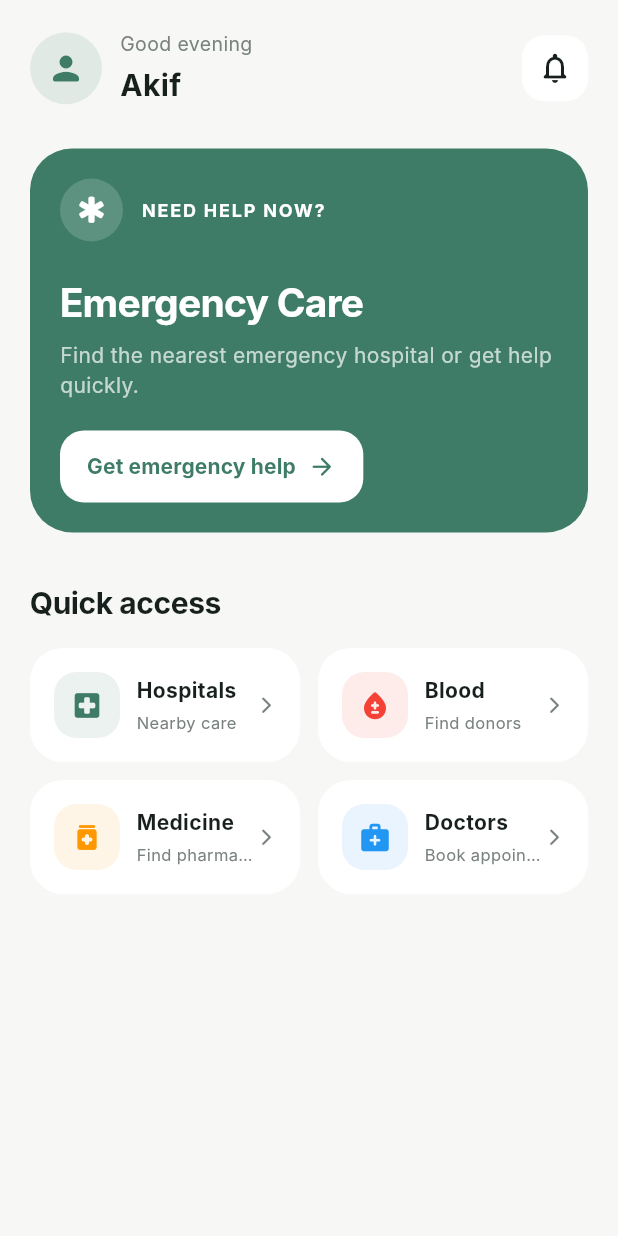
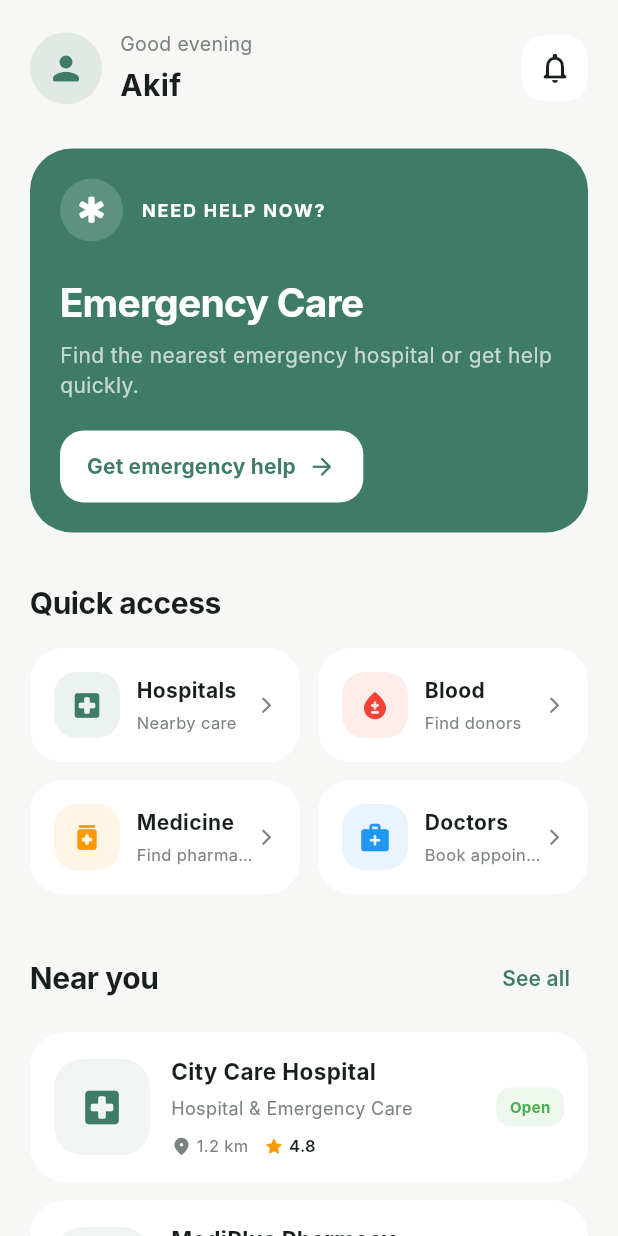
Before and after one commit to AshrafulAlamAkif/pulse_health, a Flutter app: the HomeScreen screen opened directly, on a phone screen of 412 x 824 dp. Run offline on Flutter 3.47's test engine with Material 3 defaults, Android fonts, the phone set to English and light mode, and no system bars; our stand-ins replace flutter_riverpod, shared_preferences; accounts and stored records are empty; Roboto replaces fonts that are missing (Inter).

Commit message:
step 5.3: Added Near you  sesction with Widgets, and this widgets class added under the QuickAccess cls in the home screen

```diff
--- a/lib/features/home/home_screen.dart
+++ b/lib/features/home/home_screen.dart
@@ -2,6 +2,7 @@ import 'package:flutter/material.dart';
 import 'package:pulse_health/app/theme/app_colors.dart';
 import 'package:pulse_health/features/home/widgets/emergency_card.dart';
 import 'package:pulse_health/features/home/widgets/home_header.dart';
+import 'package:pulse_health/features/home/widgets/nearby_healthcare_section.dart';
 import 'package:pulse_health/features/home/widgets/quick_access_section.dart';
 
 class HomeScreen extends StatelessWidget {
@@ -38,7 +39,9 @@ class HomeScreen extends StatelessWidget {
 
               const SizedBox(height: 32),
 
-              // পরের ধাপে এখানে Near You আসবে।
+              const NearbyHealthcareSection(),
+
+              const SizedBox(height: 32),
 
               // পরের ধাপে এখানে Your Health আসবে।
             ],
--- /dev/null
+++ b/lib/features/home/widgets/nearby_healthcare_section.dart
@@ -0,0 +1,252 @@
+import 'package:flutter/material.dart';
+import 'package:pulse_health/app/theme/app_colors.dart';
+
+class NearbyHealthcareSection extends StatelessWidget {
+  const NearbyHealthcareSection({
+    super.key,
+  });
+
+  @override
+  Widget build(BuildContext context) {
+    return Column(
+      crossAxisAlignment: CrossAxisAlignment.start,
+      children: [
+        // Section title এবং "See all" একই row-তে রাখছি।
+        //
+        // পরে "See all" চাপলে complete nearby healthcare
+        // listing screen-এ navigate করব।
+        Row(
+          children: [
+            const Expanded(
+              child: Text(
+                'Near you',
+                style: TextStyle(
+                  fontSize: 20,
+                  fontWeight: FontWeight.w700,
+                  color: AppColors.dark,
+                  letterSpacing: -0.3,
+                ),
+              ),
+            ),
+
+            TextButton(
+              onPressed: () {
+                // পরে NearbyHealthcareScreen-এ navigate করব।
+              },
+              child: const Text(
+                'See all',
+                style: TextStyle(
+                  color: AppColors.primary,
+                  fontWeight: FontWeight.w600,
+                ),
+              ),
+            ),
+          ],
+        ),
+
+        const SizedBox(height: 12),
+
+        // এখন শুধু UI তৈরির জন্য temporary data ব্যবহার করছি।
+        //
+        // পরে এই data API থেকে আসবে।
+        const _NearbyHealthcareCard(
+          name: 'City Care Hospital',
+          type: 'Hospital & Emergency Care',
+          distance: '1.2 km',
+          rating: '4.8',
+          isOpen: true,
+        ),
+
+        const SizedBox(height: 12),
+
+        const _NearbyHealthcareCard(
+          name: 'MediPlus Pharmacy',
+          type: 'Pharmacy',
+          distance: '0.8 km',
+          rating: '4.6',
+          isOpen: true,
+        ),
+      ],
+    );
+  }
+}
+
+/// Nearby healthcare-এর একটি reusable card।
+///
+/// Hospital, clinic, pharmacy বা diagnostic center—
+/// একই ধরনের layout ব্যবহার করতে পারবে।
+///
+/// পরে API থেকে data এলেও এই widget-এর design
+/// পরিবর্তন করার প্রয়োজন হবে না।
+class _NearbyHealthcareCard extends StatelessWidget {
+  const _NearbyHealthcareCard({
+    required this.name,
+    required this.type,
+    required this.distance,
+    required this.rating,
+    required this.isOpen,
+  });
+
+  final String name;
+  final String type;
+  final String distance;
+  final String rating;
+  final bool isOpen;
+
+  @override
+  Widget build(BuildContext context) {
+    return Material(
+      color: Colors.white,
+      borderRadius: BorderRadius.circular(24),
+
+      child: InkWell(
+        borderRadius: BorderRadius.circular(24),
+
+        onTap: () {
+          // পরে এই healthcare provider-এর
+          // details screen-এ navigate করব।
+        },
+
+        child: Padding(
+          padding: const EdgeInsets.all(16),
+
+          child: Row(
+            children: [
+              // Healthcare place-এর জন্য
+              // এখন temporary icon ব্যবহার করছি।
+              //
+              // পরে API থেকে actual image এলে
+              // এখানে network image বসানো যাবে।
+              Container(
+                width: 64,
+                height: 64,
+
+                decoration: BoxDecoration(
+                  color: AppColors.primary.withValues(
+                    alpha: 0.08,
+                  ),
+                  borderRadius: BorderRadius.circular(19),
+                ),
+
+                child: const Icon(
+                  Icons.local_hospital_rounded,
+                  color: AppColors.primary,
+                  size: 30,
+                ),
+              ),
+
+              const SizedBox(width: 14),
+
+              Expanded(
+                child: Column(
+                  crossAxisAlignment:
+                      CrossAxisAlignment.start,
+                  children: [
+                    Text(
+                      name,
+                      maxLines: 1,
+                      overflow: TextOverflow.ellipsis,
+                      style: const TextStyle(
+                        fontSize: 15,
+                        fontWeight: FontWeight.w700,
+                        color: AppColors.dark,
+                      ),
+                    ),
+
+                    const SizedBox(height: 5),
+
+                    Text(
+                      type,
+                      maxLines: 1,
+                      overflow: TextOverflow.ellipsis,
+                      style: const TextStyle(
+                        fontSize: 12,
+                        color: AppColors.textSecondary,
+                      ),
+                    ),
+
+                    const SizedBox(height: 9),
+
+                    Row(
+                      children: [
+                        const Icon(
+                          Icons.location_on_rounded,
+                          size: 14,
+                          color: AppColors.textSecondary,
+                        ),
+
+                        const SizedBox(width: 3),
+
+                        Text(
+                          distance,
+                          style: const TextStyle(
+                            fontSize: 11,
+                            color: AppColors.textSecondary,
+                          ),
+                        ),
+
+                        const SizedBox(width: 10),
+
+                        const Icon(
+                          Icons.star_rounded,
+                          size: 14,
+                          color: Colors.orange,
+                        ),
+
+                        const SizedBox(width: 3),
+
+                        Text(
+                          rating,
+                          style: const TextStyle(
+                            fontSize: 11,
+                            fontWeight: FontWeight.w600,
+                            color: AppColors.dark,
+                          ),
+                        ),
+                      ],
+                    ),
+                  ],
+                ),
+              ),
+
+              const SizedBox(width: 8),
+
+              // Open/closed status দেখাচ্ছি।
+              //
+              // পরে API থেকে actual business status
+              // আসবে।
+              Container(
+                padding: const EdgeInsets.symmetric(
+                  horizontal: 9,
+                  vertical: 6,
+                ),
+
+                decoration: BoxDecoration(
+                  color: isOpen
+                      ? Colors.green.withValues(
+                          alpha: 0.10,
+                        )
+                      : Colors.red.withValues(
+                          alpha: 0.10,
+                        ),
+                  borderRadius: BorderRadius.circular(10),
+                ),
+
+                child: Text(
+                  isOpen ? 'Open' : 'Closed',
+                  style: TextStyle(
+                    fontSize: 10,
+                    fontWeight: FontWeight.w700,
+                    color: isOpen
+                        ? Colors.green
+                        : Colors.red,
+                  ),
+                ),
+              ),
+            ],
+          ),
+        ),
+      ),
+    );
+  }
+}
```
